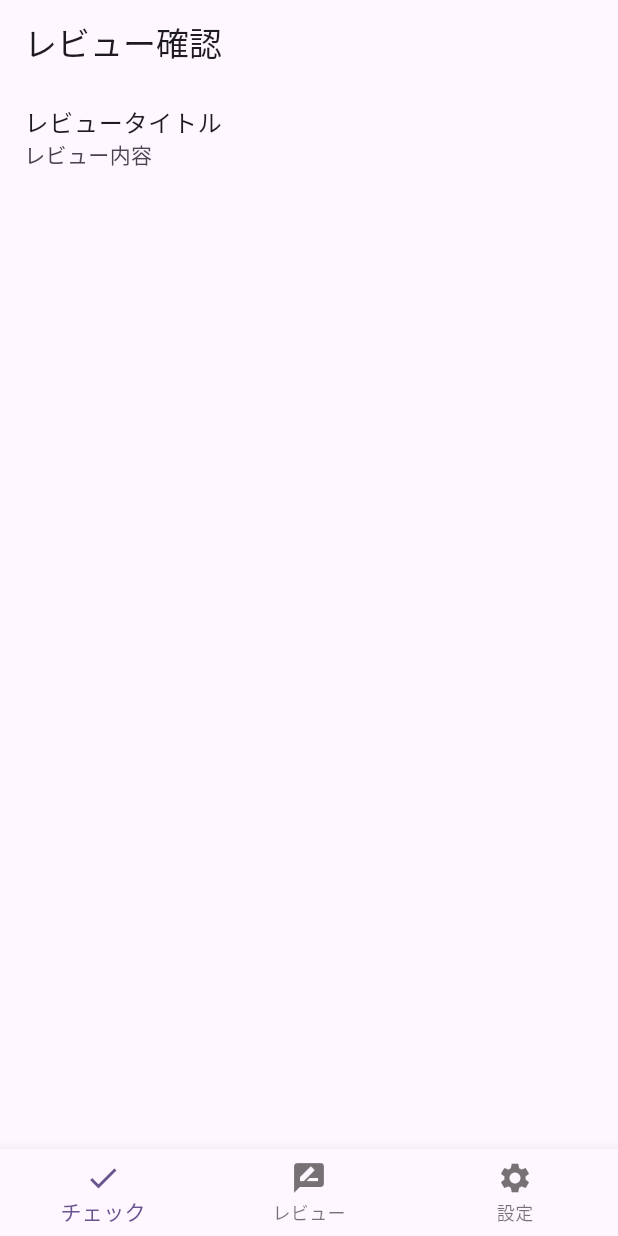
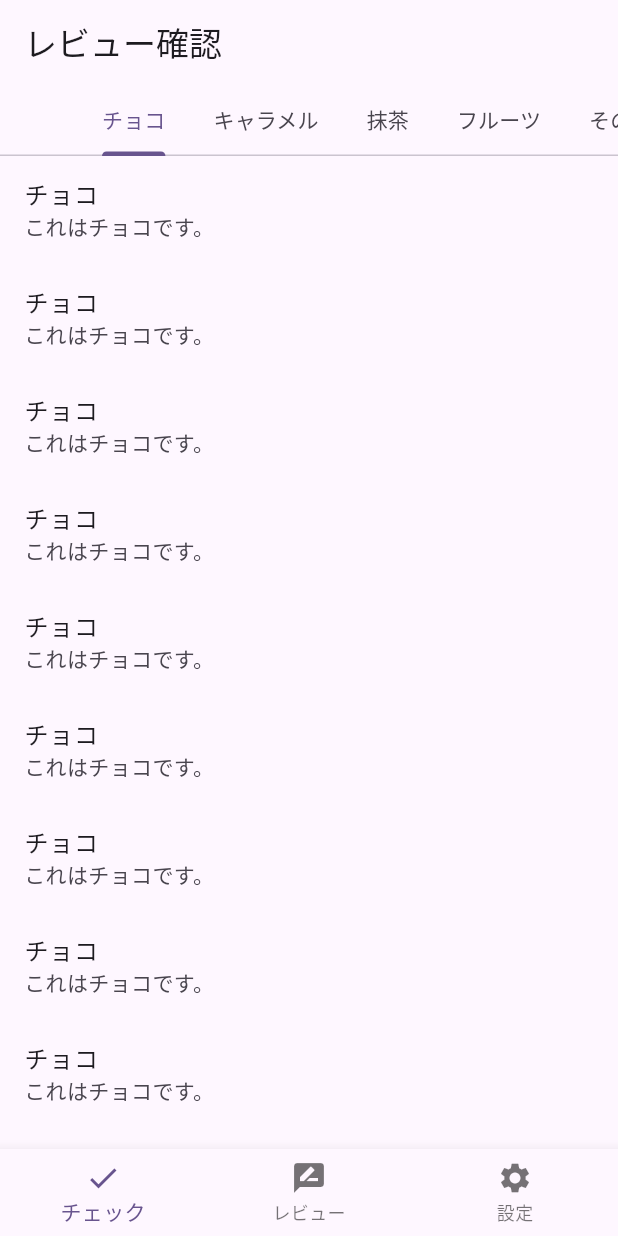
Before and after one commit to Yuki-Naka-Sharing-Study/OkashiReviewAppFlutter, a Flutter app: the screen it shows after launch, on a phone screen of 412 x 824 dp. Run offline on Flutter 3.47's test engine with Material 3 defaults, Android fonts, the phone set to English and light mode, and no system bars; our stand-ins replace flutter_rating_bar.

Commit message:
Create a temporary review confirmation screen.

```diff
--- a/lib/features/check/presentation/check_screen.dart
+++ b/lib/features/check/presentation/check_screen.dart
@@ -8,17 +8,71 @@ class CheckScreen extends StatefulWidget {
 class _CheckScreenState extends State<CheckScreen> {
   @override
   Widget build(BuildContext context) {
-    return Scaffold(
-      appBar: AppBar(
-        title: Text("レビュー確認"),
-      ),
-      body: ListView(
-        children: [
-          ListTile(
-            title: Text("レビュータイトル"),
-            subtitle: Text("レビュー内容"),
-          )
-        ],
+    return DefaultTabController(
+      length: 5,
+      child: Scaffold(
+        appBar: AppBar(
+          title: Text("レビュー確認"),
+          bottom: TabBar(
+            isScrollable: true,
+            tabs: [
+              Tab(text: "チョコ"),
+              Tab(text: "キャラメル"),
+              Tab(text: "抹茶"),
+              Tab(text: "フルーツ"),
+              Tab(text: "その他"),
+            ],
+          ),
+        ),
+        body: TabBarView(
+          children: [
+
+            ListView(
+              children: List.generate(10, (index) {
+                return ListTile(
+                  title: Text("チョコ"),
+                  subtitle: Text("これはチョコです。"),
+                );
+              }),
+            ),
+
+            ListView(
+              children: List.generate(10, (index) {
+                return ListTile(
+                  title: Text("キャラメル"),
+                  subtitle: Text("これはキャラメルです。"),
+                );
+              }),
+            ),
+
+            ListView(
+              children: List.generate(10, (index) {
+                return ListTile(
+                  title: Text("抹茶"),
+                  subtitle: Text("これは抹茶です。"),
+                );
+              }),
+            ),
+
+            ListView(
+              children: List.generate(10, (index) {
+                return ListTile(
+                  title: Text("フルーツ"),
+                  subtitle: Text("これはフルーツです。"),
+                );
+              }),
+            ),
+
+            ListView(
+              children: List.generate(10, (index) {
+                return ListTile(
+                  title: Text("その他"),
+                  subtitle: Text("これはその他です。"),
+                );
+              }),
+            ),
+          ],
+        ),
       ),
     );
   }
```
